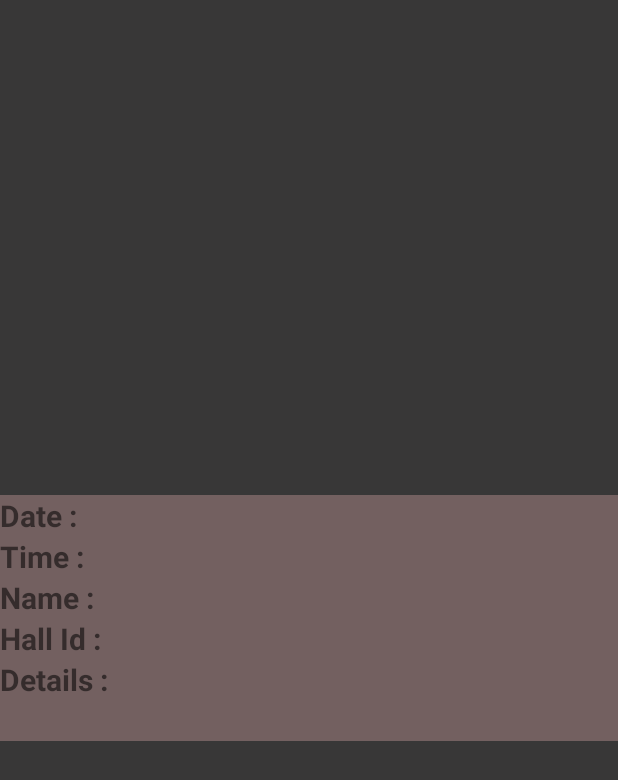
After one commit to hasiburporag/OsmanyHallManagement, an Android app: the OfficeApplicationDetails screen opened directly, with no data from a screen before it, on a phone screen of 412 x 824 dp. The commit adds this screen. Shown: the top 780 px of the screen. Run offline under Robolectric (Android 15) with nearby library versions, the phone set to English and light mode, and no system bars; our stand-ins replace Firebase (no records; nobody signed in at launch, a user with empty details on screens opened directly); Roboto replaces fonts that are not available here; 6 statements that could not run were skipped.

Commit message:
Office Complaint Receive

```diff
--- /dev/null
+++ b/app/src/main/java/com/example/porag/osmanyhallmanagement/OfficeApplicationDetails.java
@@ -0,0 +1,63 @@
+package com.example.porag.osmanyhallmanagement;
+
+import android.content.Intent;
+import android.support.v7.app.AppCompatActivity;
+import android.os.Bundle;
+import android.widget.TextView;
+
+import com.google.firebase.database.DataSnapshot;
+import com.google.firebase.database.DatabaseError;
+import com.google.firebase.database.DatabaseReference;
+import com.google.firebase.database.FirebaseDatabase;
+import com.google.firebase.database.Query;
+import com.google.firebase.database.ValueEventListener;
+
+public class OfficeApplicationDetails extends AppCompatActivity {
+    DatabaseReference ref;
+    String name,id;
+    TextView student,detail,id1,time,date;
+
+    @Override
+    protected void onCreate(Bundle savedInstanceState) {
+        super.onCreate(savedInstanceState);
+        setContentView(R.layout.activity_office_application_details);
+        student=findViewById(R.id.student);
+        detail=findViewById(R.id.complaint);
+        id1=findViewById(R.id.id1);
+        time=findViewById(R.id.timear);
+        date=findViewById(R.id.datear);
+        Intent i = getIntent();
+        Complaint selected = (Complaint) i.getSerializableExtra("sampleObject");
+
+        ref= FirebaseDatabase.getInstance().getReference().child("Users");
+        Query qry=ref.orderByKey().equalTo(selected.getStudent());
+        qry.addListenerForSingleValueEvent(new ValueEventListener() {
+            @Override
+            public void onDataChange(DataSnapshot dataSnapshot) {
+                for (DataSnapshot data: dataSnapshot.getChildren()) {
+                    Users value = data.getValue(Users.class);
+                    student.setText(value.getName());
+                    id1.setText(value.getHallid());
+                   // name=value.getName();
+                   // id=value.getHallid();
+
+                }
+            }
+
+            @Override
+            public void onCancelled(DatabaseError databaseError) {
+
+            }
+        });
+        String[] parts = selected.getDatetime().split(" ");
+        String part1 = parts[0]; // 004
+        String part2 = parts[1];
+
+        student.setText(name);
+        detail.setText(selected.getDetail());
+        id1.setText(id);
+        time.setText(part2);
+        date.setText(part1);
+
+    }
+}
--- a/app/src/main/res/layout/activity_mess_profile.xml
+++ b/app/src/main/res/layout/activity_mess_profile.xml
@@ -31,7 +31,7 @@
                 android:orientation="horizontal">
 
                 <android.support.v7.widget.CardView
-                    android:id="@+id/bill"
+                    android:id="@+id/messcount"
                     android:layout_width="160dp"
                     android:layout_height="160dp"
                     android:layout_margin="10dp"
--- /dev/null
+++ b/app/src/main/res/layout/activity_office_application_details.xml
@@ -0,0 +1,124 @@
+<?xml version="1.0" encoding="utf-8"?>
+<ScrollView xmlns:android="http://schemas.android.com/apk/res/android"
+    xmlns:app="http://schemas.android.com/apk/res-auto"
+    xmlns:tools="http://schemas.android.com/tools"
+    android:layout_width="match_parent"
+    android:layout_height="match_parent"
+    android:background="#383737"
+    tools:context=".OfficeApplicationDetails">
+    <LinearLayout
+        android:layout_width="match_parent"
+        android:layout_height="wrap_content"
+        android:layout_gravity="center"
+        android:orientation="vertical"
+        android:background="#736060">
+
+        <LinearLayout
+            android:layout_width="match_parent"
+            android:layout_height="wrap_content"
+            android:orientation="horizontal"
+            android:layout_weight="2">
+            <TextView
+                android:layout_width="wrap_content"
+                android:layout_height="wrap_content"
+                android:text="Date :"
+                android:textSize="20dp"
+                android:layout_weight="2"
+                android:textStyle="bold"/>
+
+            <TextView
+                android:id="@+id/datear"
+                android:layout_width="wrap_content"
+                android:layout_height="wrap_content"
+                android:layout_weight="3"
+                android:textSize="20dp"/>
+
+        </LinearLayout>
+
+
+        <LinearLayout
+            android:layout_width="match_parent"
+            android:layout_height="wrap_content"
+            android:orientation="horizontal"
+            android:layout_weight="2">
+            <TextView
+                android:layout_width="wrap_content"
+                android:layout_height="wrap_content"
+                android:text="Time :"
+                android:textSize="20dp"
+                android:layout_weight="2"
+                android:textStyle="bold"/>
+
+            <TextView
+                android:id="@+id/timear"
+                android:layout_width="wrap_content"
+                android:layout_height="wrap_content"
+                android:layout_weight="3"
+                android:textSize="20dp"/>
+
+        </LinearLayout>
+
+        <LinearLayout
+            android:layout_width="match_parent"
+            android:layout_height="wrap_content"
+            android:orientation="horizontal"
+            android:layout_weight="2">
+            <TextView
+                android:layout_width="wrap_content"
+                android:layout_height="wrap_content"
+                android:text="Name :"
+                android:textSize="20dp"
+                android:layout_weight="2"
+                android:textStyle="bold"/>
+
+            <TextView
+                android:id="@+id/student"
+                android:layout_width="wrap_content"
+                android:layout_height="wrap_content"
+                android:layout_weight="3"
+                android:textSize="20dp"/>
+
+        </LinearLayout>
+
+        <LinearLayout
+            android:layout_width="match_parent"
+            android:layout_height="wrap_content"
+            android:orientation="horizontal"
+            android:layout_weight="2">
+            <TextView
+                android:layout_width="wrap_content"
+                android:layout_height="wrap_content"
+                android:text="Hall Id :"
+                android:textSize="20dp"
+                android:layout_weight="2"
+                android:textStyle="bold"/>
+
+            <TextView
+                android:id="@+id/id1"
+                android:layout_width="wrap_content"
+                android:layout_height="wrap_content"
+                android:layout_weight="3"
+                android:textSize="20dp"/>
+
+        </LinearLayout>
+
+        <TextView
+            android:layout_width="match_parent"
+            android:layout_height="wrap_content"
+            android:text="Details :"
+            android:layout_weight="2"
+            android:textSize="20dp"
+            android:textStyle="bold"/>
+
+        <TextView
+            android:layout_weight="4"
+            android:id="@+id/complaint"
+            android:gravity="center"
+            android:layout_width="match_parent"
+            android:layout_height="wrap_content"
+            android:textSize="20dp"/>
+
+
+    </LinearLayout>
+
+</ScrollView>
--- a/app/src/main/res/layout/activity_office_profile.xml
+++ b/app/src/main/res/layout/activity_office_profile.xml
@@ -133,6 +133,7 @@
                 android:orientation="horizontal">
 
                 <android.support.v7.widget.CardView
+                    android:id="@+id/applications"
                     android:layout_width="160dp"
                     android:layout_height="160dp"
                     android:layout_margin="10dp"
--- a/app/src/main/res/layout/activity_student_report.xml
+++ b/app/src/main/res/layout/activity_student_report.xml
@@ -53,6 +53,7 @@
             android:orientation="vertical">
 
             <EditText
+                android:id="@+id/detail_complaint"
                 android:hint="Write the Complaint in details"
                 android:inputType="textMultiLine"
             android:lines="8"
@@ -66,6 +67,7 @@
 
 
             <Button
+                android:id="@+id/report_submit"
                 android:layout_marginTop="20dp"
                 android:layout_width="wrap_content"
                 android:layout_height="wrap_content"
```
Also changed, not shown: app/src/main/AndroidManifest.xml (+16 -3 lines), app/src/main/java/com/example/porag/osmanyhallmanagement/Complaint.java (added, +36 -0 lines), app/src/main/java/com/example/porag/osmanyhallmanagement/CustomListener.java (+5 -3 lines), app/src/main/java/com/example/porag/osmanyhallmanagement/ItemComplaintAdapter.java (added, +66 -0 lines), app/src/main/java/com/example/porag/osmanyhallmanagement/MessCount.java (added, +96 -0 lines), app/src/main/java/com/example/porag/osmanyhallmanagement/MessProfile.java (+9 -1 lines), app/src/main/java/com/example/porag/osmanyhallmanagement/OfficeApplications.java (added, +75 -0 lines), app/src/main/java/com/example/porag/osmanyhallmanagement/OfficeProfile.java (+10 -1 lines), app/src/main/java/com/example/porag/osmanyhallmanagement/StudentReport.java (+41 -2 lines), app/src/main/res/layout/activity_mess_count.xml (added, +90 -0 lines), app/src/main/res/layout/activity_office_applications.xml (added, +18 -0 lines), app/src/main/res/layout/row_cell_complaint.xml (added, +38 -0 lines).
